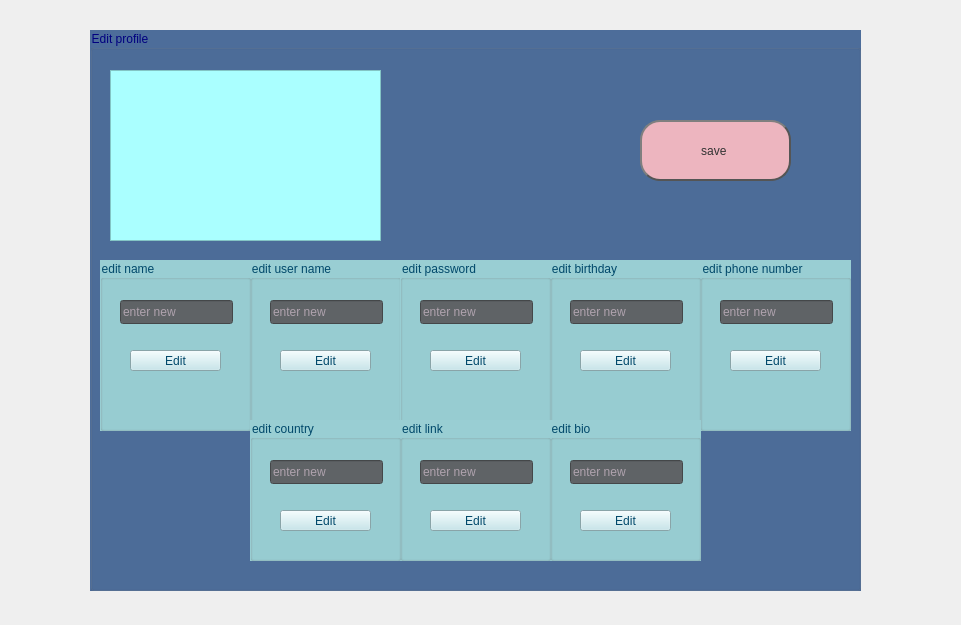
Old version of the form edit_profile.ui in the repository romina-kh/project2_rm.
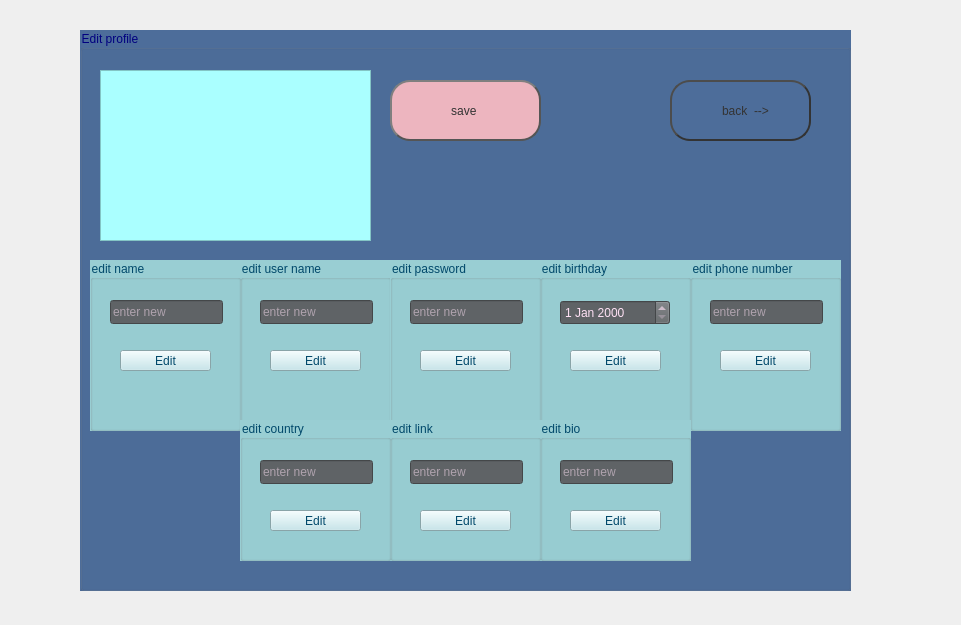
New version of the form.

```diff
--- a/edit_profile.ui
+++ b/edit_profile.ui
@@ -16,7 +16,7 @@
   <widget class="QGroupBox" name="box_total_edit">
    <property name="geometry">
     <rect>
-     <x>90</x>
+     <x>80</x>
      <y>30</y>
      <width>771</width>
      <height>561</height>
@@ -149,23 +149,6 @@
     <property name="title">
      <string>edit birthday</string>
     </property>
-    <widget class="QLineEdit" name="ln_edit_age">
-     <property name="geometry">
-      <rect>
-       <x>20</x>
-       <y>40</y>
-       <width>113</width>
-       <height>24</height>
-      </rect>
-     </property>
-     <property name="styleSheet">
-      <string notr="true">background-color:rgb(95, 99, 102) ;
-color:rgb(255, 225, 245) ;</string>
-     </property>
-     <property name="placeholderText">
-      <string>enter new</string>
-     </property>
-    </widget>
     <widget class="QPushButton" name="btn_edit_age">
      <property name="geometry">
       <rect>
@@ -182,6 +165,20 @@
       <string>Edit</string>
      </property>
     </widget>
+    <widget class="QDateEdit" name="editprofile_dateEdit">
+     <property name="geometry">
+      <rect>
+       <x>20</x>
+       <y>40</y>
+       <width>110</width>
+       <height>25</height>
+      </rect>
+     </property>
+     <property name="styleSheet">
+      <string notr="true">background-color:rgb(95, 99, 102) ;
+color:rgb(255, 225, 245) ;</string>
+     </property>
+    </widget>
    </widget>
    <widget class="QGroupBox" name="box_edit_pass">
     <property name="geometry">
@@ -454,8 +451,8 @@
    <widget class="QPushButton" name="btn_save_edit">
     <property name="geometry">
      <rect>
-      <x>550</x>
-      <y>90</y>
+      <x>310</x>
+      <y>50</y>
       <width>151</width>
       <height>61</height>
      </rect>
@@ -479,6 +476,40 @@
      <string>save </string>
     </property>
    </widget>
+   <widget class="QPushButton" name="btn_back_editpro">
+    <property name="geometry">
+     <rect>
+      <x>590</x>
+      <y>50</y>
+      <width>141</width>
+      <height>61</height>
+     </rect>
+    </property>
+    <property name="styleSheet">
+     <string notr="true">QPushButton {
+font: 12pt &quot;MS Shell Dlg 2&quot;;
+color: #333;
+border: 2px solid #333;
+border-radius: 20px;
+border-style: outset;
+background: qradialgradient(
+cx: 0.3, cy: -0.4, fx: 0.3, fy: -0.4,
+radius: 1.35, stop: 0 #fff, stop: 1 #9effd2
+);
+padding: 5px;
+}
+
+QPushButton:hover {
+background: qradialgradient(
+cx: 0.3, cy: -0.4, fx: 0.3, fy: -0.4,
+radius: 1.35, stop: 0 #fff, stop: 1 #bbb
+);
+}</string>
+    </property>
+    <property name="text">
+     <string>   back  --&gt;</string>
+    </property>
+   </widget>
   </widget>
  </widget>
  <resources/>
```
